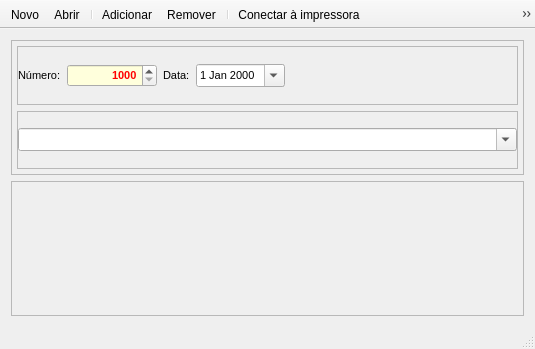
Old version of the form mainwindow.ui in the repository leidensj/BKVale.
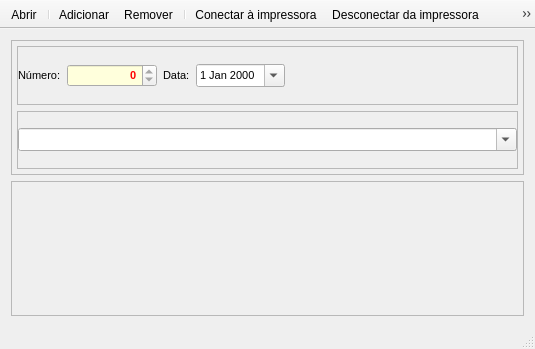
New version of the form. Icons and pictures are not drawn.

What changed in the file:
```diff
--- a/mainwindow.ui
+++ b/mainwindow.ui
@@ -161,17 +161,23 @@
              <set>Qt::AlignRight|Qt::AlignTrailing|Qt::AlignVCenter</set>
             </property>
             <property name="readOnly">
-             <bool>false</bool>
+             <bool>true</bool>
             </property>
             <property name="correctionMode">
              <enum>QAbstractSpinBox::CorrectToNearestValue</enum>
             </property>
+            <property name="showGroupSeparator" stdset="0">
+             <bool>false</bool>
+            </property>
             <property name="minimum">
-             <number>1000</number>
+             <number>0</number>
             </property>
             <property name="maximum">
              <number>999999999</number>
             </property>
+            <property name="displayIntegerBase">
+             <number>10</number>
+            </property>
            </widget>
           </item>
           <item>
@@ -328,7 +334,6 @@
    <attribute name="toolBarBreak">
     <bool>false</bool>
    </attribute>
-   <addaction name="actionNew"/>
    <addaction name="actionOpen"/>
    <addaction name="separator"/>
    <addaction name="actionAdd"/>
@@ -339,6 +344,7 @@
    <addaction name="actionPrint"/>
    <addaction name="separator"/>
    <addaction name="actionSettings"/>
+   <addaction name="actionInfo"/>
   </widget>
   <widget class="QStatusBar" name="statusBar"/>
   <action name="actionAdd">
@@ -386,18 +392,6 @@
     <string>Ctrl+P</string>
    </property>
   </action>
-  <action name="actionNew">
-   <property name="icon">
-    <iconset resource="icons.qrc">
-     <normaloff>:/icons/res/file.png</normaloff>:/icons/res/file.png</iconset>
-   </property>
-   <property name="text">
-    <string>Novo</string>
-   </property>
-   <property name="toolTip">
-    <string>Novo vale</string>
-   </property>
-  </action>
   <action name="actionOpen">
    <property name="icon">
     <iconset resource="icons.qrc">
@@ -434,6 +428,18 @@
     <string>Alt+-</string>
    </property>
   </action>
+  <action name="actionInfo">
+   <property name="icon">
+    <iconset resource="icons.qrc">
+     <normaloff>:/icons/res/about.png</normaloff>:/icons/res/about.png</iconset>
+   </property>
+   <property name="text">
+    <string>Informações</string>
+   </property>
+   <property name="toolTip">
+    <string>Informações</string>
+   </property>
+  </action>
  </widget>
  <layoutdefault spacing="6" margin="11"/>
  <resources>
```
